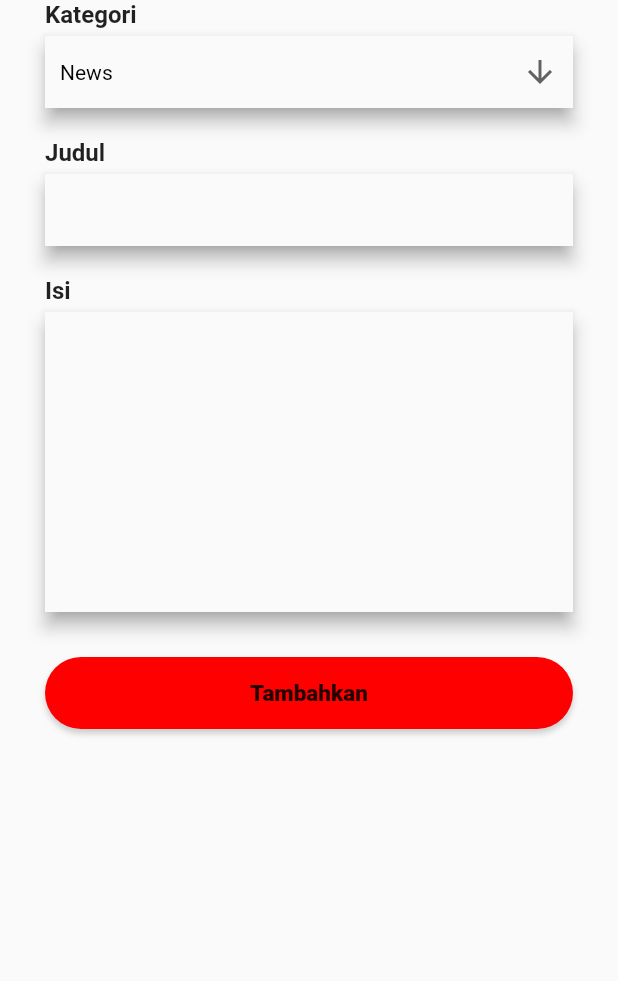
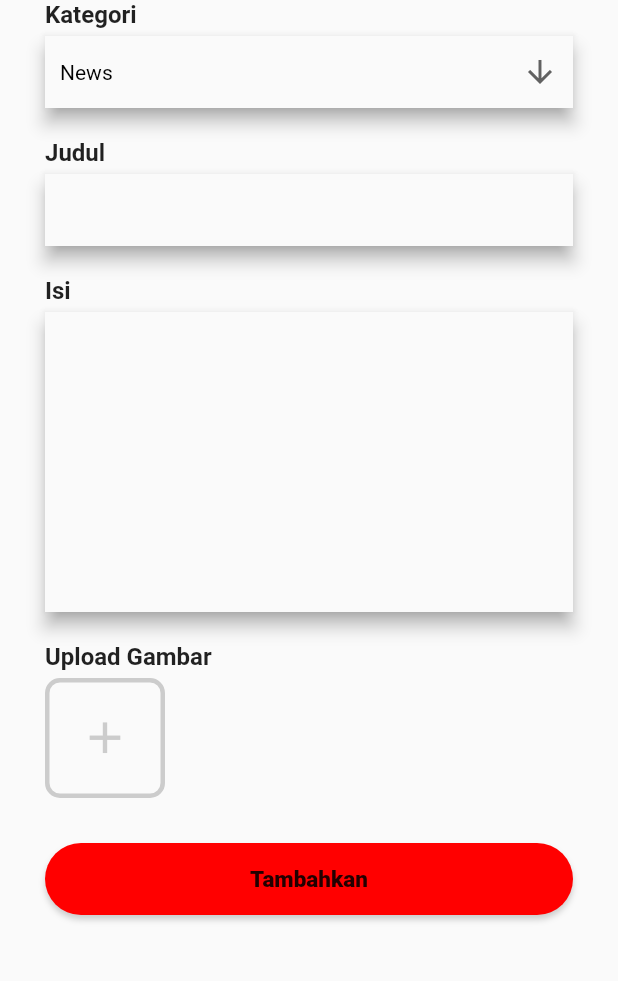
Before and after one commit to b201lab/b201-app, a Flutter app: the HomeScreen screen opened directly, after a tap on the "add" icon, on a phone screen of 412 x 824 dp, the part 84-1065 px from its top. Run offline on Flutter 3.47's test engine with Material 2 defaults, Android fonts, the phone set to English and light mode, and no system bars; our stand-ins replace bubble_tab_indicator, get, getwidget, image_picker, table_calendar; network calls fail.

Commit message:
add carousel in home preview, card & detail article, upload multi image in article

```diff
--- a/lib/screens/home/AddNews.dart
+++ b/lib/screens/home/add_article.dart
@@ -1,8 +1,11 @@
+import 'dart:io';
+
 import 'package:b201_app/components/components.dart';
 import 'package:flutter/material.dart';
+import 'package:image_picker/image_picker.dart';
 
-class AddNews extends StatelessWidget {
-  const AddNews({Key? key}) : super(key: key);
+class AddArticle extends StatelessWidget {
+  const AddArticle({Key? key}) : super(key: key);
 
   @override
   Widget build(BuildContext context) {
@@ -82,6 +85,16 @@ class AddNews extends StatelessWidget {
                     ),
                   ),
                 ),
+                SizedBox(height: 20),
+                Text(
+                  'Upload Gambar',
+                  style: TextStyle(
+                    fontSize: 16,
+                    fontWeight: FontWeight.w600,
+                  ),
+                ),
+                SizedBox(height: 5),
+                UploadImages(),
                 SizedBox(height: 30),
                 InkWell(
                   onTap: () {},
@@ -159,3 +172,79 @@ class _DropdownCategoryState extends State<DropdownCategory> {
     );
   }
 }
+
+class UploadImages extends StatefulWidget {
+  const UploadImages({Key? key}) : super(key: key);
+
+  @override
+  _UploadImagesState createState() => _UploadImagesState();
+}
+
+class _UploadImagesState extends State<UploadImages> {
+  var length = 1;
+  var imgFile;
+  List<File> imgListFile = [];
+
+  Future pickImg(ImageSource source) async {
+    final pickedFile = await ImagePicker().pickImage(source: source);
+    setState(() {
+      if (pickedFile != null) {
+        imgFile = File(pickedFile.path);
+        imgListFile.add(imgFile);
+        imgFile = null;
+      }
+    });
+    return imgFile;
+  }
+
+  @override
+  Widget build(BuildContext context) {
+    return Container(
+      height: 80,
+      child: ListView(
+        scrollDirection: Axis.horizontal,
+        children: [
+          // Display image in list
+          if (imgListFile.isNotEmpty)
+            for (File img in imgListFile)
+              Container(
+                  margin: EdgeInsets.only(right: 20),
+                  height: double.infinity,
+                  width: 80,
+                  decoration: BoxDecoration(
+                    border: Border.all(
+                      width: 3,
+                      color: Colors.grey.withOpacity(0.5),
+                    ),
+                    borderRadius: BorderRadius.circular(10),
+                  ),
+                  child: Image.file(img)),
+
+          // Add image icon
+          Container(
+            margin: EdgeInsets.only(right: 20),
+            height: double.infinity,
+            width: 80,
+            decoration: BoxDecoration(
+              border: Border.all(
+                width: 3,
+                color: Colors.grey.withOpacity(0.5),
+              ),
+              borderRadius: BorderRadius.circular(10),
+            ),
+            child: InkWell(
+              onTap: () {
+                pickImg(ImageSource.gallery);
+              },
+              child: Icon(
+                Icons.add,
+                size: 35,
+                color: Colors.grey.withOpacity(0.5),
+              ),
+            ),
+          ),
+        ],
+      ),
+    );
+  }
+}
--- a/lib/screens/home/home_screen.dart
+++ b/lib/screens/home/home_screen.dart
@@ -1,5 +1,8 @@
 import 'package:b201_app/components/components.dart';
-import 'package:b201_app/screens/home/AddNews.dart';
+import 'package:getwidget/getwidget.dart';
+import 'package:b201_app/models/article_list.dart';
+import 'package:b201_app/screens/home/add_article.dart';
+import 'package:b201_app/screens/home/article_detail.dart';
 import 'package:flutter/material.dart';
 import 'package:bubble_tab_indicator/bubble_tab_indicator.dart';
 
@@ -10,18 +13,18 @@ class HomeScreen extends StatelessWidget {
   Widget build(BuildContext context) {
     return Scaffold(
       floatingActionButton: Padding(
-        padding: const EdgeInsets.only(right: 22),
+        padding: const EdgeInsets.only(right: 5),
         child: FloatingActionButton(
           onPressed: () {
             Navigator.push(
-                context, MaterialPageRoute(builder: (context) => AddNews()));
+                context, MaterialPageRoute(builder: (context) => AddArticle()));
           },
           child: Icon(Icons.add),
           backgroundColor: primaryColor,
         ),
       ),
       body: Padding(
-        padding: const EdgeInsets.symmetric(vertical: 15),
+        padding: const EdgeInsets.only(top: 15),
         child: Column(
           children: [
             Stack(
@@ -190,49 +193,73 @@ class HomeScreen extends StatelessWidget {
                         ),
                       ),
                       Expanded(
+                        child: Padding(
+                          padding: const EdgeInsets.symmetric(horizontal: 20),
                           child: TabBarView(children: <Widget>[
-                          Padding(
-                            padding: const EdgeInsets.fromLTRB(40, 5, 40, 0),
-                            child: SingleChildScrollView(
-                              child: TabContent(
-                                asset: 'assets/images/news.png',
-                                title: 'BREAKING NEWS',
-                                content:
-                                    'Lorem ipsum dolor sit amet, consectetur adipiscing elit, sed do eiusmod tempor incididunt ut labore et dolore magna aliqua. Ut enim ad minim veniam, quis nostrud exercitation ullamco laboris nisi ut aliquip ex ea commodo consequat. Duis aute irure dolor in reprehenderit in voluptate velit esse cillum dolore',
+                            // News tab views
+                            ListView.builder(
+                              itemCount: articleList.length,
+                              itemBuilder: (context, index) {
+                                if (articleList[index].category == 'news') {
+                                  return TabContent(
+                                    assets: articleList[index].imageAsset,
+                                    title:
+                                        articleList[index].title.toUpperCase(),
+                                    content: articleList[index].content,
+                                  );
+                                } else {
+                                  return SizedBox(height: 0);
+                                }
+                              },
                             ),
+                            // Projects tab views
+                            ListView.builder(
+                              itemCount: articleList.length,
+                              itemBuilder: (context, index) {
+                                if (articleList[index].category == 'projects') {
+                                  return TabContent(
+                                    assets: articleList[index].imageAsset,
+                                    title:
+                                        articleList[index].title.toUpperCase(),
+                                    content: articleList[index].content,
+                                  );
+                                } else {
+                                  return SizedBox(height: 0);
+                                }
+                              },
                             ),
+                            ListView.builder(
+                              itemCount: articleList.length,
+                              itemBuilder: (context, index) {
+                                if (articleList[index].category == 'aslab') {
+                                  return TabContent(
+                                    assets: articleList[index].imageAsset,
+                                    title:
+                                        articleList[index].title.toUpperCase(),
+                                    content: articleList[index].content,
+                                  );
+                                } else {
+                                  return SizedBox(height: 0);
+                                }
+                              },
                             ),
-                          Padding(
-                            padding: const EdgeInsets.fromLTRB(40, 5, 40, 0),
-                            child: SingleChildScrollView(
-                              child: TabContent(
-                                asset: 'assets/images/project.jpg',
-                                title: 'Proyek “Drone App” dari Pak Atar',
-                                content:
-                                    'Lorem ipsum dolor sit amet, consectetur adipiscing elit, sed do eiusmod tempor incididunt ut labore et dolore magna aliqua. Ut enim ad minim veniam, quis nostrud exercitation ullamco laboris nisi ut aliquip ex ea commodo consequat. Duis aute irure dolor in reprehenderit in voluptate velit esse cillum dolore',
-                              ),
-                            ),
-                          ),
-                          Padding(
-                            padding: const EdgeInsets.fromLTRB(40, 5, 40, 0),
-                            child: SingleChildScrollView(
-                              child: TabContent(
-                                asset: 'assets/images/aslab.jpg',
-                                title: 'AsLabs through the years',
-                                content:
-                                    'Lorem ipsum dolor sit amet, consectetur adipiscing elit, sed do eiusmod tempor incididunt ut labore et dolore magna aliqua. Ut enim ad minim veniam, quis nostrud exercitation ullamco laboris nisi ut aliquip ex ea commodo consequat. Duis aute irure dolor in reprehenderit in voluptate velit esse cillum dolore',
-                              ),
-                            ),
-                          ),
-                          Container(
-                            child: Center(
-                              child: Text('Display Tab 4',
-                                  style: TextStyle(
-                                      fontSize: 22,
-                                      fontWeight: FontWeight.bold)),
-                            ),
+                            ListView.builder(
+                              itemCount: articleList.length,
+                              itemBuilder: (context, index) {
+                                if (articleList[index].category == 'about') {
+                                  return TabContent(
+                                    assets: articleList[index].imageAsset,
+                                    title:
+                                        articleList[index].title.toUpperCase(),
+                                    content: articleList[index].content,
+                                  );
+                                } else {
+                                  return SizedBox(height: 0);
+                                }
+                              },
                             ),
                           ]),
+                        ),
                       )
                     ],
                   )),
@@ -244,37 +271,77 @@ class HomeScreen extends StatelessWidget {
   }
 }
 
-class TabContent extends StatelessWidget {
+class TabContent extends StatefulWidget {
   const TabContent({
     Key? key,
-    required this.asset,
+    required this.assets,
     required this.title,
     required this.content,
   }) : super(key: key);
 
-  final String asset;
+  final List<String> assets;
   final String title;
   final String content;
 
   @override
+  _TabContentState createState() => _TabContentState();
+}
+
+class _TabContentState extends State<TabContent> {
+  @override
   Widget build(BuildContext context) {
-    return Column(
+    return InkWell(
+      onTap: () {
+        Navigator.push(
+          context,
+          MaterialPageRoute(
+            builder: (context) => ArticleDetail(
+              title: widget.title,
+              content: widget.content,
+              assets: widget.assets,
+            ),
+          ),
+        );
+      },
+      child: Card(
+        margin: EdgeInsets.only(bottom: 15),
+        child: Padding(
+          padding: const EdgeInsets.all(15.0),
+          child: Column(
             crossAxisAlignment: CrossAxisAlignment.start,
             children: [
-        Container(
-          height: 170,
+              GFCarousel(
+                height: 140,
+                viewportFraction: 1.0,
+                autoPlay: true,
+                pagination: true,
+                activeIndicator: primaryColor,
+                passiveIndicator: Colors.white,
+                pagerSize: 10.0,
+                items: widget.assets.map(
+                  (imageAsset) {
+                    return Container(
+                      margin: EdgeInsets.symmetric(horizontal: 5),
                       width: MediaQuery.of(context).size.width,
                       decoration: BoxDecoration(
                         borderRadius: BorderRadius.circular(15),
                         image: DecorationImage(
                           fit: BoxFit.cover,
-              image: AssetImage(asset),
+                          image: NetworkImage(imageAsset),
                         ),
                       ),
+                    );
+                  },
+                ).toList(),
+                onPageChanged: (index) {
+                  setState(() {
+                    index;
+                  });
+                },
               ),
               SizedBox(height: 15),
               Text(
-          title,
+                widget.title,
                 style: TextStyle(
                   fontSize: 24,
                   fontWeight: FontWeight.bold,
@@ -282,14 +349,19 @@ class TabContent extends StatelessWidget {
               ),
               SizedBox(height: 10),
               Text(
-          content,
+                widget.content,
                 textAlign: TextAlign.justify,
+                maxLines: 3,
+                overflow: TextOverflow.ellipsis,
                 style: TextStyle(
                   fontSize: 16,
                   fontWeight: FontWeight.w400,
                 ),
               ),
             ],
+          ),
+        ),
+      ),
     );
   }
 }
--- a/lib/screens/login/login_screen.dart
+++ b/lib/screens/login/login_screen.dart
@@ -1,5 +1,4 @@
 import 'package:b201_app/components/components.dart';
-import 'package:b201_app/screens/dashboard/dashboard_screen.dart';
 import 'package:b201_app/screens/login/register_screen.dart';
 import 'package:flutter/material.dart';
 import 'package:get/get.dart';
--- a/lib/screens/schedule/schedule_screen.dart
+++ b/lib/screens/schedule/schedule_screen.dart
@@ -1,5 +1,4 @@
 import 'package:b201_app/components/components.dart';
-import 'package:b201_app/screens/login/login_screen.dart';
 import 'package:b201_app/screens/schedule/absent_screen.dart';
 import 'package:b201_app/screens/schedule/calendar.dart';
 import 'package:flutter/material.dart';
--- a/pubspec.yaml
+++ b/pubspec.yaml
@@ -28,6 +28,7 @@ dependencies:
   table_calendar: ^3.0.2
   intl: ^0.17.0
   image_picker: ^0.8.2
+  getwidget: ^2.0.4
 
 
   # The following adds the Cupertino Icons font to your application.
```
Also changed, not shown: lib/models/article_list.dart (added, +58 -0 lines), lib/screens/home/article_detail.dart (added, +96 -0 lines), assets/images/info1.png (deleted), assets/images/info2.png (deleted), assets/images/info3.png (deleted), pubspec.lock. Lines whose indentation alone changed are shown as unchanged.
